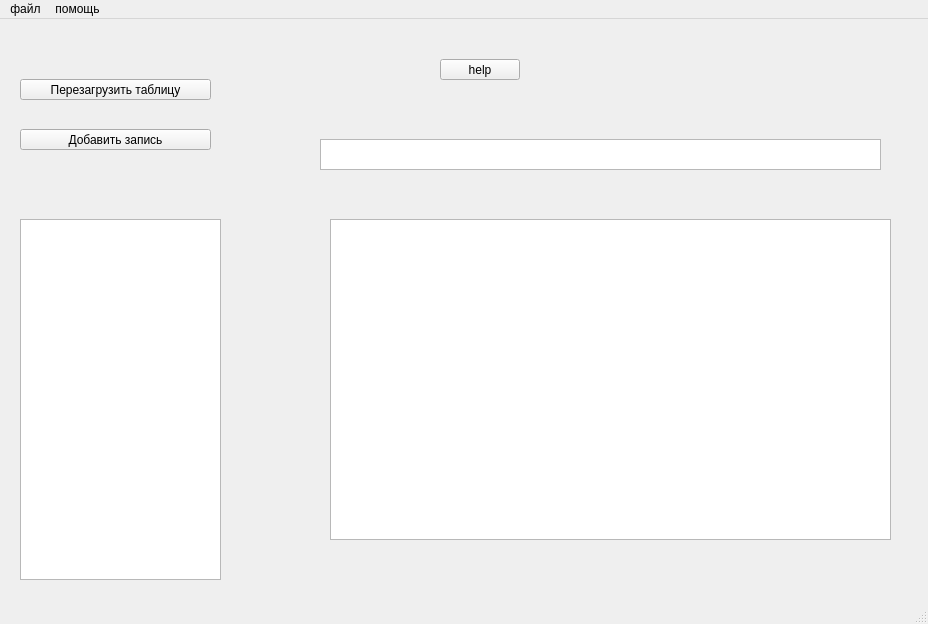
Old version of the form 004_CHMV/QTLearning/CW01/mainwindow.ui in the repository leaptop/repos2.
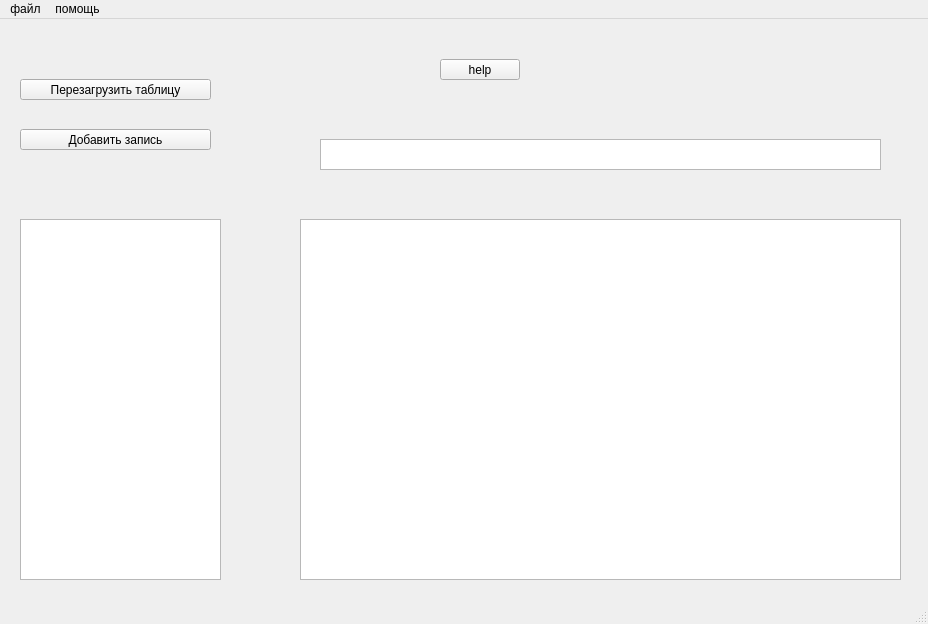
New version of the form.

Commit message: relocated text to textEdit instead of QtableView_4

```diff
--- a/004_CHMV/QTLearning/CW01/mainwindow.ui
+++ b/004_CHMV/QTLearning/CW01/mainwindow.ui
@@ -86,25 +86,6 @@
      <bool>false</bool>
     </attribute>
    </widget>
-   <widget class="QTableView" name="tableView_4">
-    <property name="geometry">
-     <rect>
-      <x>330</x>
-      <y>200</y>
-      <width>561</width>
-      <height>321</height>
-     </rect>
-    </property>
-    <property name="toolTipDuration">
-     <number>3</number>
-    </property>
-    <attribute name="horizontalHeaderVisible">
-     <bool>false</bool>
-    </attribute>
-    <attribute name="verticalHeaderVisible">
-     <bool>false</bool>
-    </attribute>
-   </widget>
    <widget class="QPushButton" name="pushButton_2">
     <property name="geometry">
      <rect>
@@ -140,6 +121,16 @@
      <string>help</string>
     </property>
    </widget>
+   <widget class="QTextEdit" name="textEdit">
+    <property name="geometry">
+     <rect>
+      <x>300</x>
+      <y>200</y>
+      <width>601</width>
+      <height>361</height>
+     </rect>
+    </property>
+   </widget>
   </widget>
   <widget class="QMenuBar" name="menubar">
    <property name="geometry">
```
The commit also changes 210 other files.
